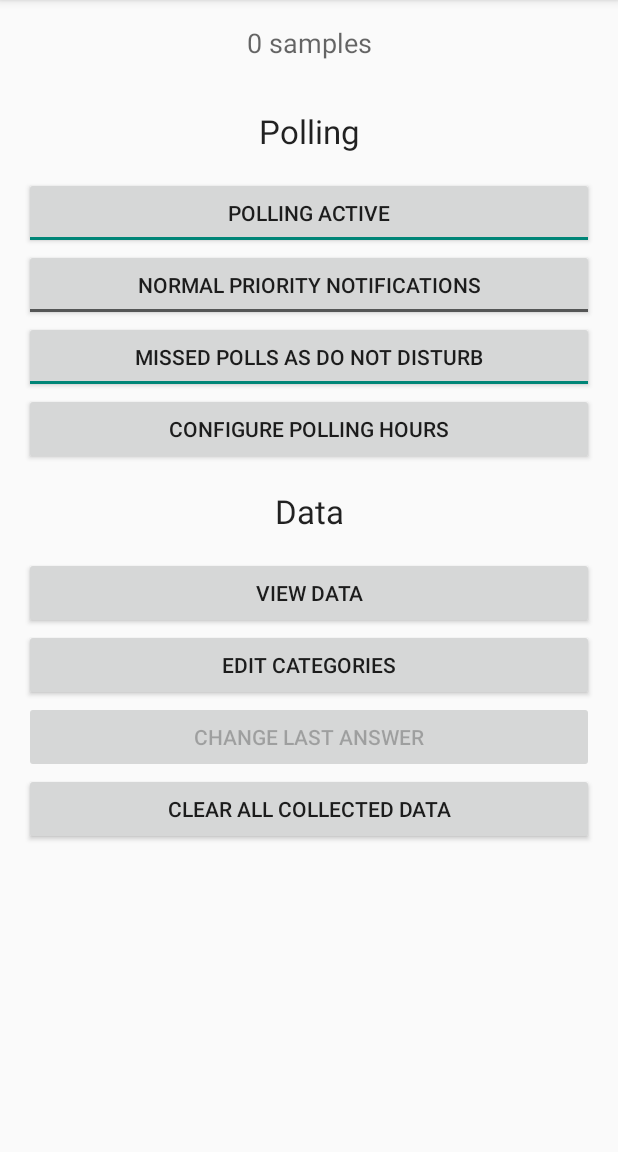
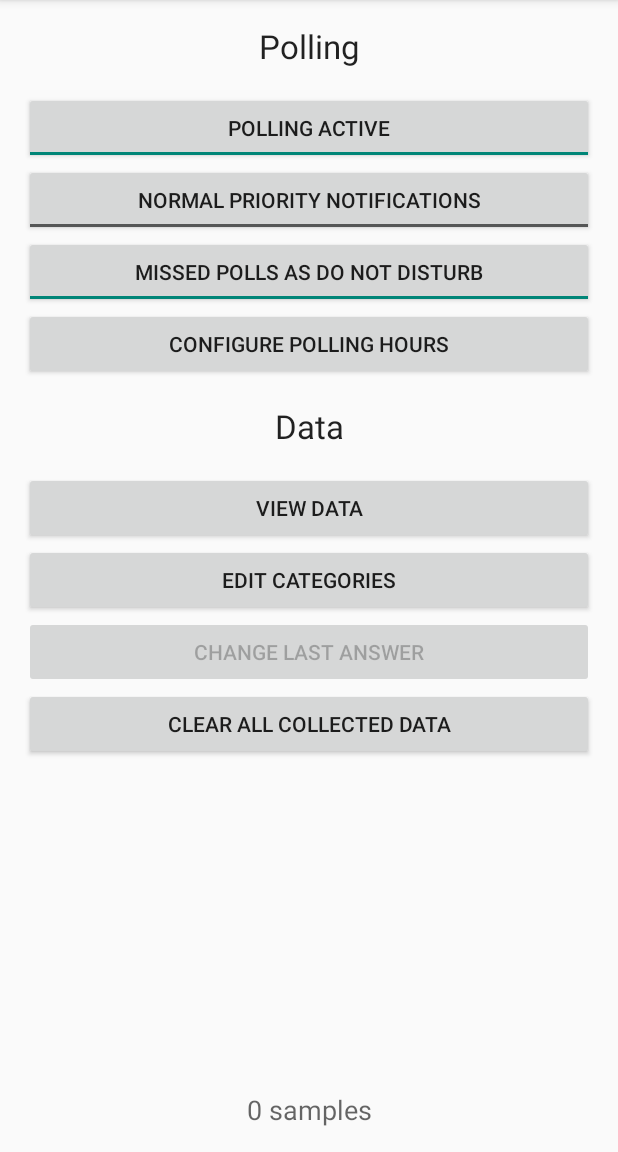
Before and after one commit to Delta-Z/ThoughtProfiler, an Android app: the screen it shows after launch (ConfigureActivity), on a phone screen of 412 x 824 dp, the part 84-1236 px from its top. Run offline under Robolectric (Android 15) with nearby library versions, the phone set to English and light mode, and no system bars.

Commit message:
Make the layouts look the way god intended.

```diff
--- a/app/src/main/res/layout/activity_configure.xml
+++ b/app/src/main/res/layout/activity_configure.xml
@@ -1,120 +1,119 @@
 <?xml version="1.0" encoding="utf-8"?>
-<LinearLayout
+<RelativeLayout
     xmlns:android="http://schemas.android.com/apk/res/android"
     xmlns:tools="http://schemas.android.com/tools"
     android:layout_width="match_parent"
     android:layout_height="match_parent"
-    tools:context=".ConfigureActivity"
-    android:orientation="vertical"
-    android:gravity="top">
+    tools:context=".ConfigureActivity">
 
     <TextView
-        android:padding="@dimen/activity_vertical_margin"
+        android:id="@+id/numSamples"
         android:layout_width="match_parent"
         android:layout_height="wrap_content"
-        android:textAppearance="?android:attr/textAppearanceMedium"
+        android:layout_alignParentBottom="true"
+        android:padding="@dimen/activity_vertical_margin"
         android:text="0 samples"
-        android:id="@+id/numSamples"
         android:textAlignment="center"
-        android:layout_alignParentBottom="true" />
+        android:textAppearance="?android:attr/textAppearanceMedium" />
 
     <ScrollView
         android:layout_width="match_parent"
-        android:layout_height="match_parent">
+        android:layout_height="match_parent"
+        android:layout_above="@id/numSamples">
 
         <LinearLayout
+            android:layout_width="match_parent"
+            android:layout_height="match_parent"
+            android:orientation="vertical"
             android:paddingLeft="@dimen/activity_horizontal_margin"
             android:paddingRight="@dimen/activity_horizontal_margin"
-            android:paddingTop="@dimen/activity_vertical_margin"
-            android:orientation="vertical"
-            android:layout_width="match_parent"
-            android:layout_height="match_parent">
+            android:paddingTop="@dimen/activity_vertical_margin">
 
             <TextView
                 android:layout_width="match_parent"
                 android:layout_height="wrap_content"
-                android:textAppearance="?android:attr/textAppearanceLarge"
+                android:layout_marginBottom="@dimen/activity_vertical_margin"
                 android:text="Polling"
-                android:layout_marginBottom="@dimen/activity_vertical_margin"
-                android:textAlignment="center" />
+                android:textAlignment="center"
+                android:textAppearance="?android:attr/textAppearanceLarge" />
 
             <ToggleButton
+                android:id="@+id/configure_polling_active_btn"
                 android:layout_width="match_parent"
                 android:layout_height="wrap_content"
-                android:textOn="Polling Active"
+                android:layout_gravity="center_horizontal"
+                android:checked="false"
                 android:textOff="Polling Suspended"
-                android:id="@+id/configure_polling_active_btn"
-                android:layout_gravity="center_horizontal"
-                android:checked="false"/>
+                android:textOn="Polling Active" />
 
             <ToggleButton
+                android:id="@+id/configure_notification_priority_btn"
                 android:layout_width="match_parent"
                 android:layout_height="wrap_content"
-                android:textOn="High Priority Notifications"
+                android:layout_gravity="center_horizontal"
+                android:checked="true"
                 android:textOff="Normal Priority Notifications"
-                android:id="@+id/configure_notification_priority_btn"
-                android:layout_gravity="center_horizontal"
-                android:checked="true" />
+                android:textOn="High Priority Notifications" />
 
             <ToggleButton
+                android:id="@+id/configure_missed_as_dnd_btn"
                 android:layout_width="match_parent"
                 android:layout_height="wrap_content"
-                android:textOn="Missed Polls As Do Not Disturb"
+                android:layout_gravity="center_horizontal"
+                android:checked="false"
                 android:textOff="Ignoring Missed Polls"
-                android:id="@+id/configure_missed_as_dnd_btn"
-                android:layout_gravity="center_horizontal"
-                android:checked="false" />
+                android:textOn="Missed Polls As Do Not Disturb" />
 
             <Button
+                android:id="@+id/schedule"
                 android:layout_width="match_parent"
                 android:layout_height="wrap_content"
-                android:text="Configure Polling Hours"
-                android:id="@+id/schedule"
+                android:layout_gravity="center_horizontal"
                 android:onClick="changeSchedule"
-                android:layout_gravity="center_horizontal" />
+                android:text="Configure Polling Hours" />
 
             <TextView
                 android:layout_width="match_parent"
                 android:layout_height="wrap_content"
-                android:textAppearance="?android:attr/textAppearanceLarge"
+                android:layout_marginBottom="@dimen/activity_vertical_margin"
+                android:layout_marginTop="@dimen/activity_vertical_margin"
                 android:text="Data"
-                android:layout_marginTop="@dimen/activity_vertical_margin"
-                android:layout_marginBottom="@dimen/activity_vertical_margin"
-                android:textAlignment="center" />
+                android:textAlignment="center"
+                android:textAppearance="?android:attr/textAppearanceLarge" />
 
             <Button
+                android:id="@+id/view_data"
                 android:layout_width="match_parent"
                 android:layout_height="wrap_content"
-                android:text="View Data"
-                android:id="@+id/view_data"
+                android:layout_gravity="center_horizontal"
                 android:onClick="viewData"
-                android:layout_gravity="center_horizontal" />
+                android:text="View Data" />
 
             <Button
+                android:id="@+id/categories"
                 android:layout_width="match_parent"
                 android:layout_height="wrap_content"
-                android:text="Edit Categories"
-                android:id="@+id/categories"
                 android:layout_gravity="center_horizontal"
-                android:onClick="editCategories" />
+                android:onClick="editCategories"
+                android:text="Edit Categories" />
 
             <Button
+                android:id="@+id/change_last"
                 android:layout_width="match_parent"
                 android:layout_height="wrap_content"
-                android:text="Change Last Answer"
-                android:id="@+id/change_last"
+                android:layout_gravity="center_horizontal"
+                android:enabled="false"
                 android:onClick="changeLast"
-                android:enabled="false"
-                android:layout_gravity="center_horizontal" />
+                android:text="Change Last Answer" />
 
             <Button
+                android:id="@+id/clear_data"
                 android:layout_width="match_parent"
                 android:layout_height="wrap_content"
-                android:text="Clear All Collected Data"
-                android:id="@+id/clear_data"
+                android:layout_gravity="center_horizontal"
                 android:onClick="clearData"
-                android:layout_gravity="center_horizontal" />
+                android:text="Clear All Collected Data" />
         </LinearLayout>
     </ScrollView>
 
-</LinearLayout>
+</RelativeLayout>
--- a/app/src/main/res/layout/activity_schedule.xml
+++ b/app/src/main/res/layout/activity_schedule.xml
@@ -1,5 +1,5 @@
 <?xml version="1.0" encoding="utf-8"?>
-<LinearLayout xmlns:android="http://schemas.android.com/apk/res/android"
+<RelativeLayout xmlns:android="http://schemas.android.com/apk/res/android"
     xmlns:tools="http://schemas.android.com/tools"
     android:layout_width="match_parent"
     android:layout_height="match_parent"
@@ -7,19 +7,20 @@
     android:paddingLeft="@dimen/activity_horizontal_margin"
     android:paddingRight="@dimen/activity_horizontal_margin"
     android:paddingTop="@dimen/activity_vertical_margin"
-    android:orientation="vertical"
     tools:context="delta.humanprofiler.ScheduleActivity">
 
+    <Button
+        android:id="@+id/schedule_new_btn"
+        android:layout_width="wrap_content"
+        android:layout_height="wrap_content"
+        android:layout_alignParentBottom="true"
+        android:text="New Button" />
+
     <ListView
+        android:id="@+id/schedule_list_view"
         android:layout_width="match_parent"
         android:layout_height="wrap_content"
-        android:foregroundGravity="fill_vertical"
-        android:id="@+id/schedule_list_view" />
+        android:layout_above="@id/schedule_new_btn"
+        android:foregroundGravity="fill_vertical" />
 
-    <Button
-        android:layout_width="wrap_content"
-        android:layout_height="wrap_content"
-        android:text="New Button"
-        android:id="@+id/schedule_new_btn" />
-
-</LinearLayout>
+</RelativeLayout>
```
